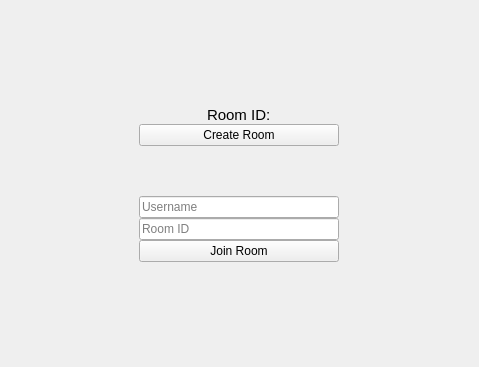
Above: src/designs/videochat.ui from gitgernit/qvideochat before the change. Below: the same form after it.
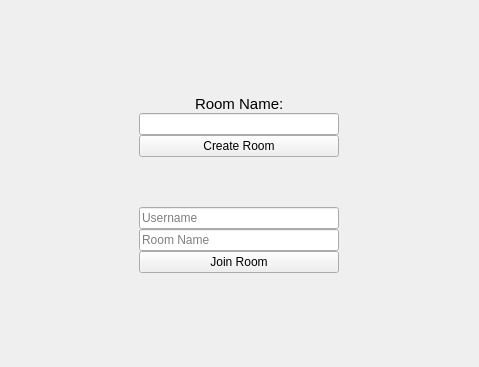
That is the form after the change.

Patch:
```diff
--- a/src/designs/videochat.ui
+++ b/src/designs/videochat.ui
@@ -28,7 +28,7 @@
       </property>
       <layout class="QHBoxLayout" name="horizontalLayout_3">
        <item>
-        <layout class="QVBoxLayout" name="verticalLayout" stretch="0,0,0,0,0,0,0,0">
+        <layout class="QVBoxLayout" name="verticalLayout" stretch="0,0,0,0,0,0,0,0,0">
          <property name="spacing">
           <number>0</number>
          </property>
@@ -57,7 +57,17 @@
             <string notr="true">font-size: 15px;</string>
            </property>
            <property name="text">
-            <string>Room ID:</string>
+            <string>Room Name:</string>
+           </property>
+          </widget>
+         </item>
+         <item alignment="Qt::AlignHCenter">
+          <widget class="QLineEdit" name="room_creation_name_input">
+           <property name="minimumSize">
+            <size>
+             <width>200</width>
+             <height>0</height>
+            </size>
            </property>
           </widget>
          </item>
@@ -118,7 +128,7 @@
             <string>&lt;html&gt;&lt;head/&gt;&lt;body&gt;&lt;p&gt;&lt;br/&gt;&lt;/p&gt;&lt;/body&gt;&lt;/html&gt;</string>
            </property>
            <property name="placeholderText">
-            <string>Room ID</string>
+            <string>Room Name</string>
            </property>
           </widget>
          </item>
```
Left out of the diff: 4 changed lines with no effect on the pictures.
